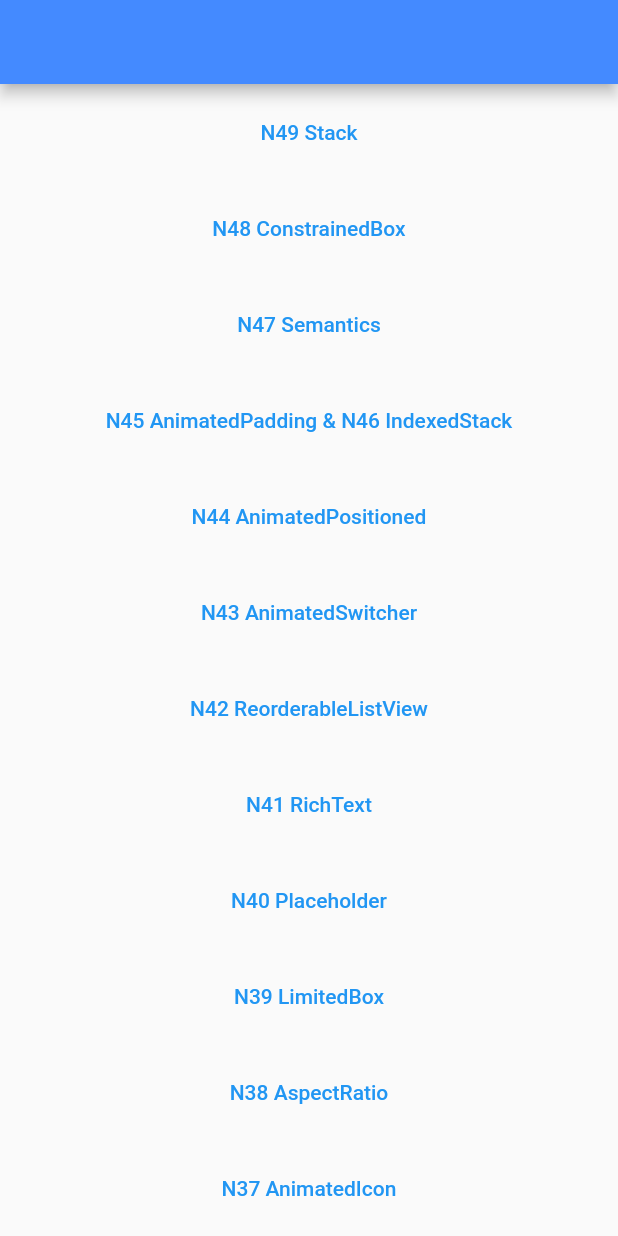
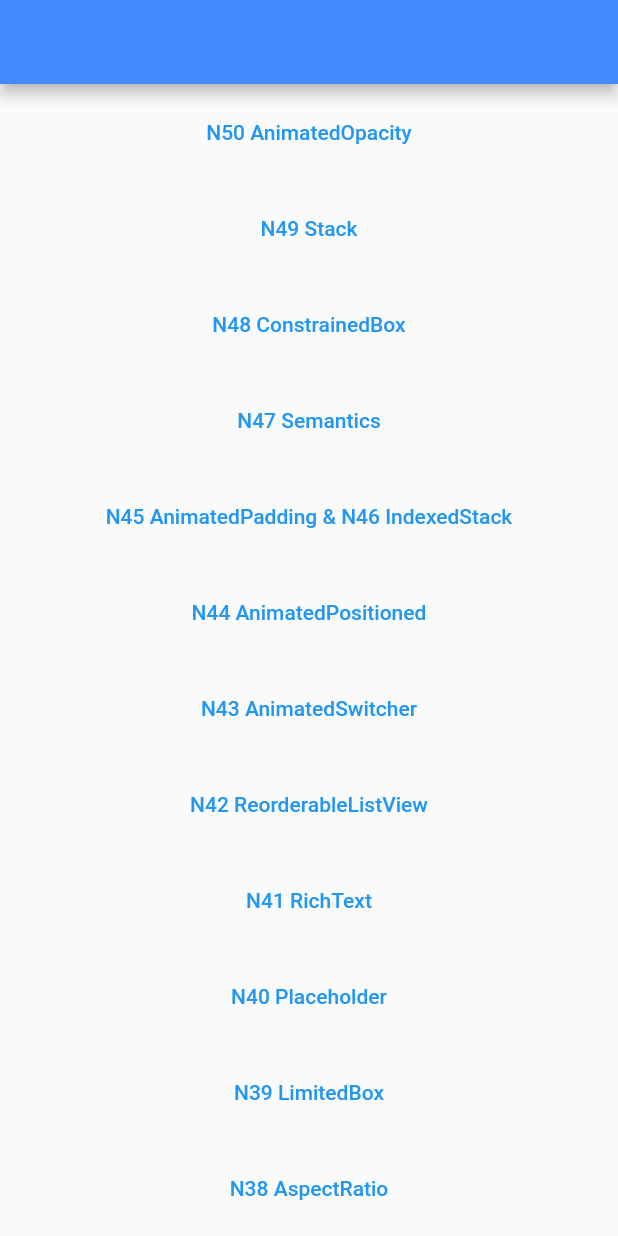
Before and after one commit to ychsue/my_flutter_test, a Flutter app: the screen it shows after launch, on a phone screen of 412 x 824 dp. Run offline on Flutter 3.47's test engine with Material 2 defaults, Android fonts, the light colour scheme and no system bars; our stand-ins replace bloc, flutter_bloc, get, transparent_image; missing offline and left inert: resizable_widget; Roboto replaces fonts that are missing (Georgia).

Commit message:
AnimatedOpacity

```diff
--- a/lib/src/route/app_pages.dart
+++ b/lib/src/route/app_pages.dart
@@ -35,6 +35,7 @@ import 'package:test2/src/route/main_screens/n45_n46_animated_padding_and_indexe
 import 'package:test2/src/route/main_screens/n47_semantics.dart';
 import 'package:test2/src/route/main_screens/n48_constrained_box.dart';
 import 'package:test2/src/route/main_screens/n49_stack.dart';
+import 'package:test2/src/route/main_screens/n50_animated_opacity.dart';
 import 'package:test2/src/route/main_screens/sliver_screen.dart';
 import 'package:test2/src/route/main_screens/unknown_screen.dart';
 import 'package:test2/src/route/main_screens/welcome_screen.dart';
@@ -82,10 +83,15 @@ enum Routes {
   n47_semantics,
   n48_constrained_box,
   n49_stack,
+  n50_animated_opacity,
 }
 
 abstract class AppPages {
   static final pages = [
+    GetPage(
+      name: Routes.n50_animated_opacity.toLocation,
+      page: () => N50AnimatedOpacityScreen(),
+    ),
     GetPage(
       name: Routes.n49_stack.toLocation,
       page: () => N49StackScreen(),
--- a/lib/src/route/main_screens/get_home_screen.dart
+++ b/lib/src/route/main_screens/get_home_screen.dart
@@ -14,6 +14,13 @@ class GetHomeScreen extends StatelessWidget {
           child: Container(
         child: ListView(
           children: [
+            Container(
+              margin: EdgeInsets.all(8.0),
+              child: TextButton(
+                  onPressed: () =>
+                      Get.toNamed(Routes.n50_animated_opacity.toLocation),
+                  child: Text("N50 AnimatedOpacity")),
+            ),
             Container(
               margin: EdgeInsets.all(8.0),
               child: TextButton(
```
Also changed, not shown: lib/src/route/main_screens/n50_animated_opacity.dart (added, +43 -0 lines), 1 other file.
